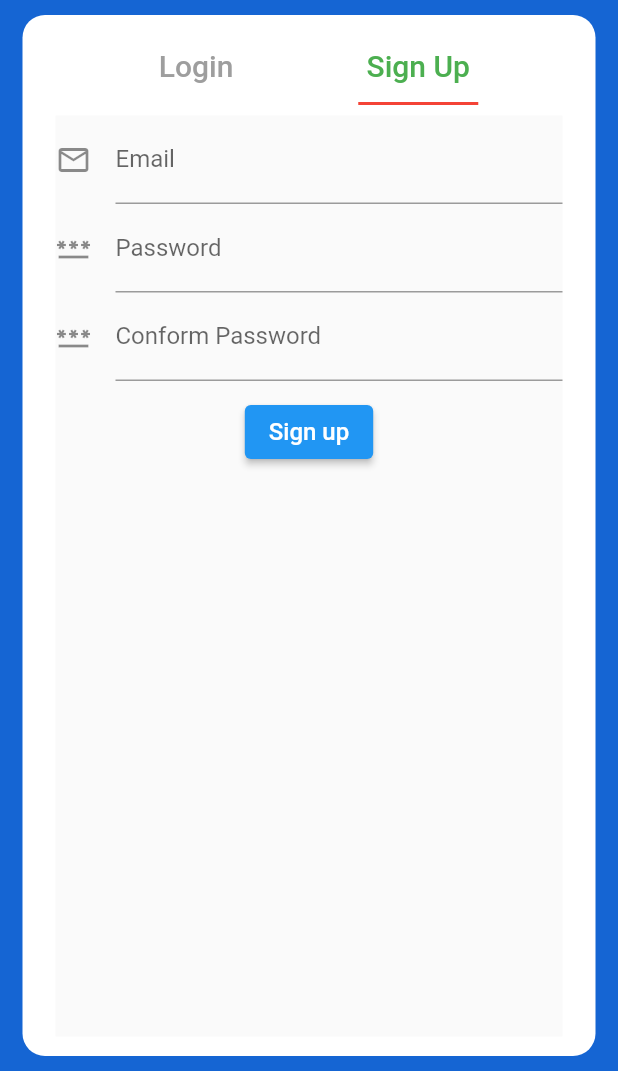
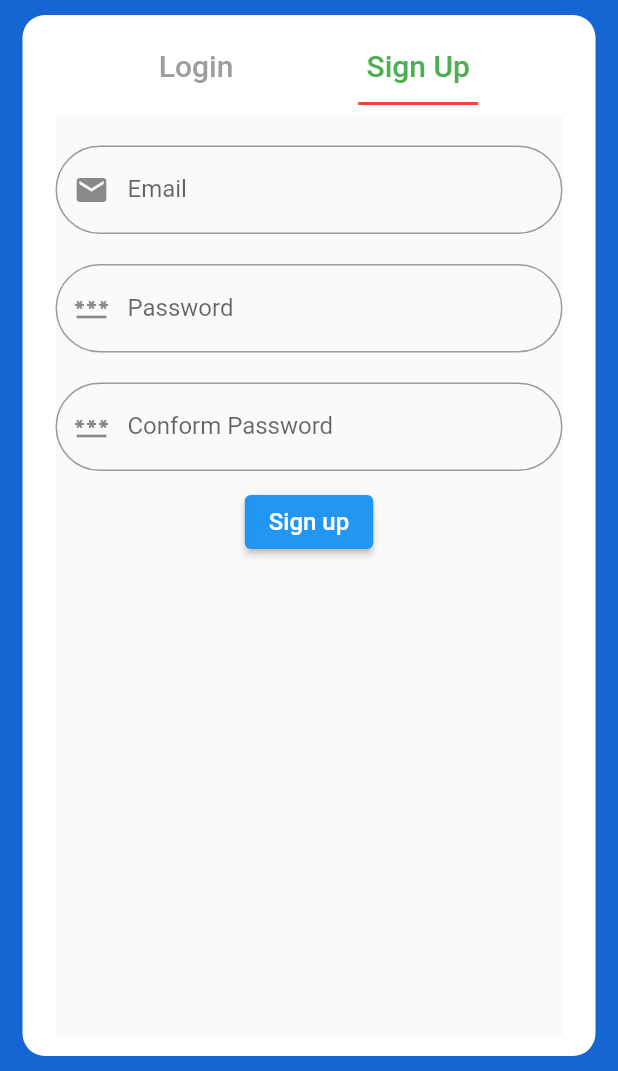
Before and after one commit to logesh-imf/Donate-Now_GoodsShare, a Flutter app: the screen it shows after launch, after a tap on "Sign Up", on a phone screen of 412 x 824 dp, the part 165-1236 px from its top. Run offline on Flutter 3.47's test engine with Material 2 defaults, Android fonts, the phone set to English and light mode, and no system bars; our stand-ins replace bubble_bottom_bar, cloud_firestore, firebase_auth, firebase_core, firebase_storage, font_awesome_flutter and 2 more; accounts and stored records are empty.

Commit message:
Login home Textbox design changed

```diff
--- a/donate_now/lib/login/loginpage.dart
+++ b/donate_now/lib/login/loginpage.dart
@@ -2,6 +2,7 @@ import 'package:flutter/material.dart';
 import 'package:donate_now/login/google_sign_in.dart';
 import 'package:provider/provider.dart';
 import 'package:donate_now/login/email_pass_sign_in.dart';
+import 'package:donate_now/Design.dart';
 
 class LoginPage extends StatefulWidget {
   // const LoginPage({Key? key}) : super(key: key);
@@ -36,11 +37,12 @@ class _LoginPageState extends State<LoginPage> {
           child: Column(
             mainAxisAlignment: MainAxisAlignment.start,
             children: [
+              SizedBox(
+                height: 20,
+              ),
               TextFormField(
-                decoration: InputDecoration(
-                    icon: Icon(Icons.mail_outline),
-                    // hintText: 'Enter your Email Id',
-                    labelText: 'Email'),
+                decoration:
+                    DesignTextBox('Email', 'Enter your Email', Icons.email),
                 validator: (String email) {
                   bool valid = RegExp(
                           r"^[a-zA-Z0-9.a-zA-Z0-9.!#$%&'*+-/=?^_`{|}~]+@[a-zA-Z0-9]+\.[a-zA-Z]+")
@@ -52,12 +54,13 @@ class _LoginPageState extends State<LoginPage> {
                   info.email = value;
                 },
               ),
+              SizedBox(
+                height: 20,
+              ),
               TextFormField(
                 obscureText: true,
-                decoration: InputDecoration(
-                    icon: Icon(Icons.password),
-                    // hintText: 'Enter your Email Id',
-                    labelText: 'Password'),
+                decoration: DesignTextBox(
+                    'Password', 'Enter your password', Icons.password),
                 onSaved: (String value) {
                   info.password = value;
                 },
@@ -66,6 +69,9 @@ class _LoginPageState extends State<LoginPage> {
                     return 'Password Size should greater than 6';
                   return null;
                 },
+              ),
+              SizedBox(
+                height: 20,
               ),
               Row(
                 children: [
@@ -153,3 +159,12 @@ class _LoginPageState extends State<LoginPage> {
     );
   }
 }
+
+InputDecoration DesignTextBox(String label, String hint, IconData icon) {
+  return InputDecoration(
+      prefixIcon: Icon(icon),
+      hintText: hint,
+      labelText: label,
+      fillColor: Design.backgroundColor,
+      border: OutlineInputBorder(borderRadius: BorderRadius.circular(30)));
+}
--- a/donate_now/lib/login/signup.dart
+++ b/donate_now/lib/login/signup.dart
@@ -1,6 +1,7 @@
 import 'package:donate_now/login/email_pass_sign_in.dart';
 import 'package:flutter/material.dart';
 import 'package:provider/provider.dart';
+import 'package:donate_now/Design.dart';
 
 class Info {
   String email, password;
@@ -34,11 +35,12 @@ class _SignupPageState extends State<SignupPage> {
           child: Column(
             mainAxisAlignment: MainAxisAlignment.start,
             children: [
+              SizedBox(
+                height: 20,
+              ),
               TextFormField(
-                decoration: InputDecoration(
-                    icon: Icon(Icons.mail_outline),
-                    // hintText: 'Enter your Email Id',
-                    labelText: 'Email'),
+                decoration:
+                    DesignTextBox('Email', 'Enter Your Email', Icons.email),
                 validator: (String email) {
                   bool valid = RegExp(
                           r"^[a-zA-Z0-9.a-zA-Z0-9.!#$%&'*+-/=?^_`{|}~]+@[a-zA-Z0-9]+\.[a-zA-Z]+")
@@ -50,16 +52,17 @@ class _SignupPageState extends State<SignupPage> {
                   info.email = email;
                 },
               ),
+              SizedBox(
+                height: 20,
+              ),
               TextFormField(
                 obscureText: true,
-                decoration: InputDecoration(
-                    icon: Icon(Icons.password),
-                    // hintText: 'Enter your Email Id',
-                    labelText: 'Password'),
+                decoration:
+                    DesignTextBox('Password', 'Enter Password', Icons.password),
                 validator: (value) {
                   print(value);
                   if (value.length < 6)
-                    return 'Password Size should greater than 6';
+                    return 'Password size should greater than 6';
                   return null;
                 },
                 onSaved: (String pass) {
@@ -68,12 +71,13 @@ class _SignupPageState extends State<SignupPage> {
                   });
                 },
               ),
+              SizedBox(
+                height: 20,
+              ),
               TextFormField(
                 obscureText: true,
-                decoration: InputDecoration(
-                    icon: Icon(Icons.password),
-                    // hintText: 'Enter your Email Id',
-                    labelText: 'Conform Password'),
+                decoration: DesignTextBox(
+                    'Conform Password', 'Enter Password again', Icons.password),
                 validator: (value) {
                   if (info.password != value) return 'Password Mismatch';
                   return null;
@@ -112,3 +116,12 @@ class _SignupPageState extends State<SignupPage> {
     );
   }
 }
+
+InputDecoration DesignTextBox(String label, String hint, IconData icon) {
+  return InputDecoration(
+      prefixIcon: Icon(icon),
+      hintText: hint,
+      labelText: label,
+      fillColor: Design.backgroundColor,
+      border: OutlineInputBorder(borderRadius: BorderRadius.circular(30)));
+}
```
